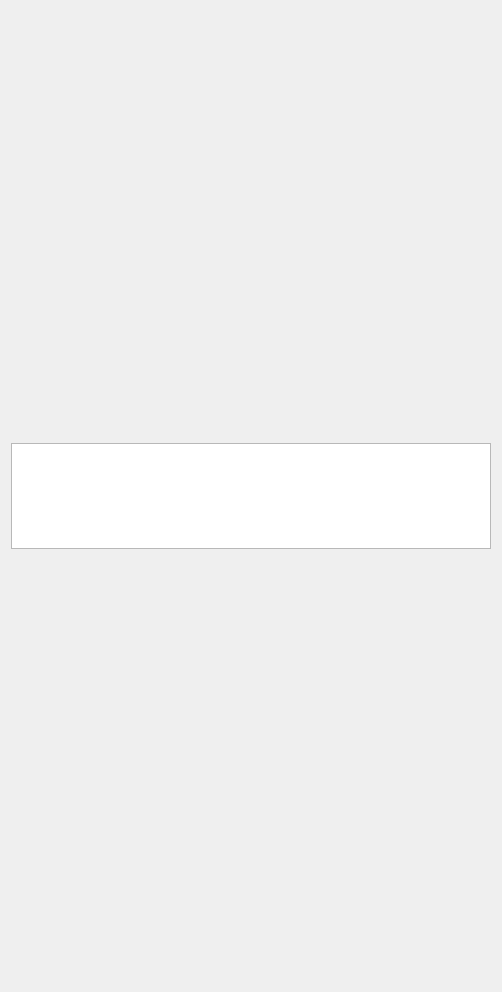
Before: the Qt Designer form QtDesigner/bwmeasure.ui in matoloa/brainwash, drawn with Qt 5.
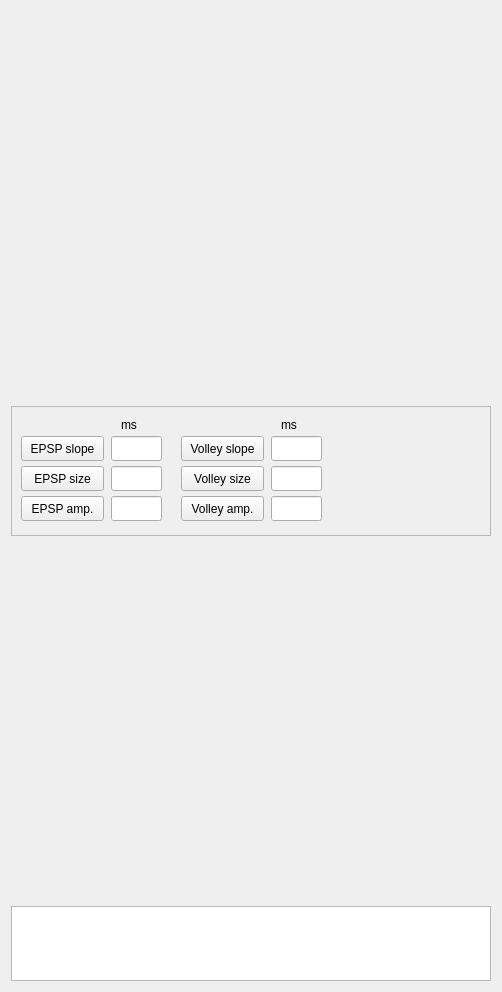
After: the same form once the commit is applied.

Commit message: Buttons for which aspect to manually measure

```diff
--- a/QtDesigner/bwmeasure.ui
+++ b/QtDesigner/bwmeasure.ui
@@ -15,7 +15,7 @@
   </property>
   <layout class="QVBoxLayout" name="verticalLayout">
    <item>
-    <layout class="QVBoxLayout" name="measure_verticalLayout" stretch="4,1,4">
+    <layout class="QVBoxLayout" name="measure_verticalLayout" stretch="5,0,5,1">
      <property name="sizeConstraint">
       <enum>QLayout::SetNoConstraint</enum>
      </property>
@@ -30,11 +30,213 @@
       </widget>
      </item>
      <item>
-      <widget class="QTableView" name="measure_info"/>
+      <widget class="QFrame" name="measure_toolbox">
+       <property name="sizePolicy">
+        <sizepolicy hsizetype="Preferred" vsizetype="Fixed">
+         <horstretch>0</horstretch>
+         <verstretch>0</verstretch>
+        </sizepolicy>
+       </property>
+       <property name="minimumSize">
+        <size>
+         <width>0</width>
+         <height>130</height>
+        </size>
+       </property>
+       <property name="maximumSize">
+        <size>
+         <width>16777215</width>
+         <height>100</height>
+        </size>
+       </property>
+       <property name="frameShape">
+        <enum>QFrame::StyledPanel</enum>
+       </property>
+       <property name="frameShadow">
+        <enum>QFrame::Plain</enum>
+       </property>
+       <property name="lineWidth">
+        <number>0</number>
+       </property>
+       <widget class="QPushButton" name="pushButton_EPSP_slope">
+        <property name="geometry">
+         <rect>
+          <x>10</x>
+          <y>30</y>
+          <width>83</width>
+          <height>25</height>
+         </rect>
+        </property>
+        <property name="text">
+         <string>EPSP slope</string>
+        </property>
+       </widget>
+       <widget class="QPushButton" name="pushButton_EPSP_amp">
+        <property name="geometry">
+         <rect>
+          <x>10</x>
+          <y>90</y>
+          <width>83</width>
+          <height>25</height>
+         </rect>
+        </property>
+        <property name="text">
+         <string>EPSP amp.</string>
+        </property>
+       </widget>
+       <widget class="QPushButton" name="pushButton_EPSP_size">
+        <property name="geometry">
+         <rect>
+          <x>10</x>
+          <y>60</y>
+          <width>83</width>
+          <height>25</height>
+         </rect>
+        </property>
+        <property name="text">
+         <string>EPSP size</string>
+        </property>
+       </widget>
+       <widget class="QPushButton" name="pushButton_volley_size">
+        <property name="geometry">
+         <rect>
+          <x>170</x>
+          <y>60</y>
+          <width>83</width>
+          <height>25</height>
+         </rect>
+        </property>
+        <property name="text">
+         <string>Volley size</string>
+        </property>
+       </widget>
+       <widget class="QPushButton" name="pushButton_volley_amp">
+        <property name="geometry">
+         <rect>
+          <x>170</x>
+          <y>90</y>
+          <width>83</width>
+          <height>25</height>
+         </rect>
+        </property>
+        <property name="text">
+         <string>Volley amp.</string>
+        </property>
+       </widget>
+       <widget class="QPushButton" name="pushButton_volley_slope">
+        <property name="geometry">
+         <rect>
+          <x>170</x>
+          <y>30</y>
+          <width>83</width>
+          <height>25</height>
+         </rect>
+        </property>
+        <property name="text">
+         <string>Volley slope</string>
+        </property>
+       </widget>
+       <widget class="QLabel" name="label_EPSP_ms">
+        <property name="geometry">
+         <rect>
+          <x>110</x>
+          <y>10</y>
+          <width>21</width>
+          <height>17</height>
+         </rect>
+        </property>
+        <property name="text">
+         <string>ms</string>
+        </property>
+       </widget>
+       <widget class="QLabel" name="label_volley_ms">
+        <property name="geometry">
+         <rect>
+          <x>270</x>
+          <y>10</y>
+          <width>21</width>
+          <height>17</height>
+         </rect>
+        </property>
+        <property name="text">
+         <string>ms</string>
+        </property>
+       </widget>
+       <widget class="QLineEdit" name="lineEdit_volley_slope">
+        <property name="geometry">
+         <rect>
+          <x>260</x>
+          <y>30</y>
+          <width>51</width>
+          <height>25</height>
+         </rect>
+        </property>
+       </widget>
+       <widget class="QLineEdit" name="lineEdit_volley_size">
+        <property name="geometry">
+         <rect>
+          <x>260</x>
+          <y>60</y>
+          <width>51</width>
+          <height>25</height>
+         </rect>
+        </property>
+       </widget>
+       <widget class="QLineEdit" name="lineEdit_volley_amp">
+        <property name="geometry">
+         <rect>
+          <x>260</x>
+          <y>90</y>
+          <width>51</width>
+          <height>25</height>
+         </rect>
+        </property>
+       </widget>
+       <widget class="QLineEdit" name="lineEdit_EPSP_size">
+        <property name="geometry">
+         <rect>
+          <x>100</x>
+          <y>60</y>
+          <width>51</width>
+          <height>25</height>
+         </rect>
+        </property>
+       </widget>
+       <widget class="QLineEdit" name="lineEdit_EPSP_amp">
+        <property name="geometry">
+         <rect>
+          <x>100</x>
+          <y>90</y>
+          <width>51</width>
+          <height>25</height>
+         </rect>
+        </property>
+       </widget>
+       <widget class="QLineEdit" name="lineEdit_EPSP_slope">
+        <property name="geometry">
+         <rect>
+          <x>100</x>
+          <y>30</y>
+          <width>51</width>
+          <height>25</height>
+         </rect>
+        </property>
+       </widget>
+      </widget>
      </item>
      <item>
       <widget class="QWidget" name="measure_graph_output" native="true"/>
      </item>
+     <item>
+      <widget class="QTableView" name="measure_info">
+       <property name="minimumSize">
+        <size>
+         <width>0</width>
+         <height>50</height>
+        </size>
+       </property>
+      </widget>
+     </item>
     </layout>
    </item>
   </layout>
```
The commit also changes 2 other files.
